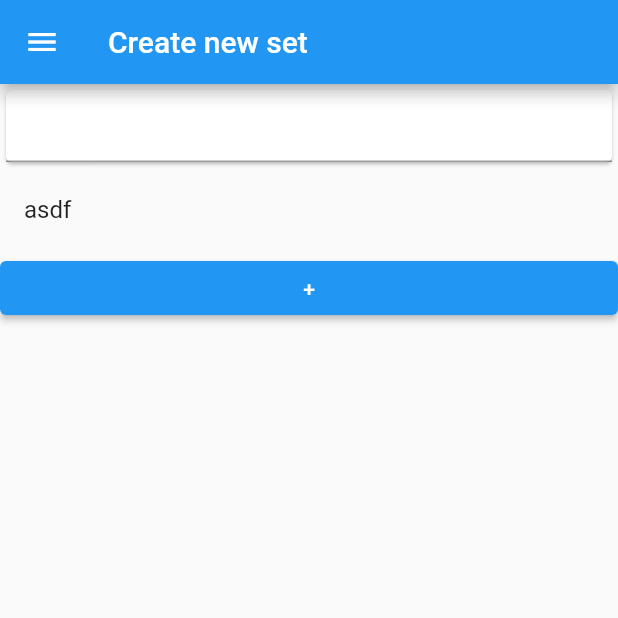
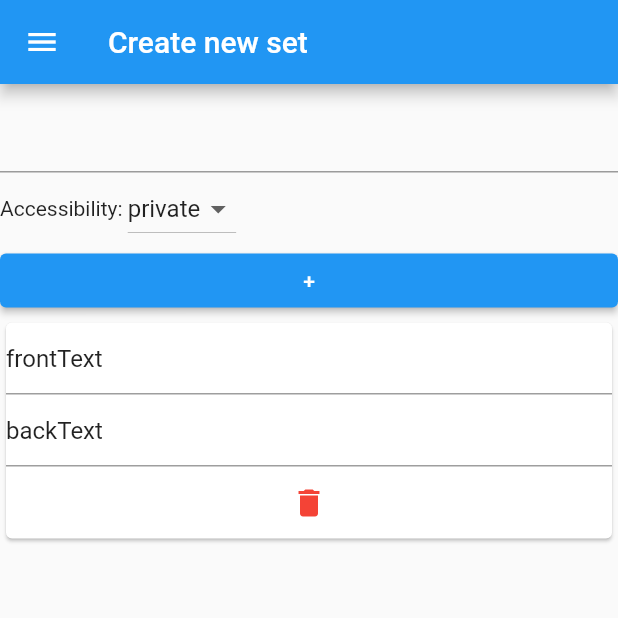
Before and after one commit to alesed/flash-cards-mobile, a Flutter app: the SetsUpsertPage screen opened directly, after a tap on an icon or button, on a phone screen of 412 x 824 dp, the top half of it. Run offline on Flutter 3.47's test engine with Material 2 defaults, Android fonts, the phone set to English and light mode, and no system bars; our stand-ins replace cloud_firestore, firebase_core, get_it, rxdart, swipe_cards; accounts and stored records are empty.

Commit message:
wip - adding and removing cards

```diff
--- a/lib/features/game/pages/game_page.dart
+++ b/lib/features/game/pages/game_page.dart
@@ -2,6 +2,7 @@ import 'package:flutter/material.dart';
 import 'package:flutter/src/widgets/framework.dart';
 import 'package:flutter/src/widgets/placeholder.dart';
 import 'package:swipe_cards/swipe_cards.dart';
+import 'package:uuid/uuid.dart';
 import '../../sets/models/card_model.dart' as model;
 import '../../../widgets/custom_navigation_drawer.dart';
 
@@ -23,8 +24,8 @@ class _GamePageState extends State<GamePage> {
     super.initState();
     for (int i = 0; i < 5; i++) {
       _swipeItems.add(SwipeItem(
-          content:
-              model.CardModel(backText: "Back: $i", frontText: "Front: $i"),
+          content: model.CardModel(
+              id: Uuid().v4(), backText: "Back: $i", frontText: "Front: $i"),
           likeAction: () => print("Liked"),
           nopeAction: () => print("disliked")));
     }
--- a/lib/features/sets/models/card_model.dart
+++ b/lib/features/sets/models/card_model.dart
@@ -1,5 +1,16 @@
+import 'package:uuid/uuid.dart';
+
 class CardModel {
+  final String id;
   final String frontText;
   final String backText;
-  const CardModel({required this.frontText, required this.backText});
+  CardModel(
+      {required this.id, required this.frontText, required this.backText});
+
+  CardModel copyWith({String? id, String? frontText, String? backText}) {
+    return CardModel(
+        id: id ?? this.id,
+        frontText: frontText ?? this.frontText,
+        backText: backText ?? this.backText);
+  }
 }
--- a/lib/features/sets/models/card_set_model.dart
+++ b/lib/features/sets/models/card_set_model.dart
@@ -2,16 +2,15 @@ import 'package:flashcards/features/sets/models/accessibility.dart';
 import 'package:flashcards/features/sets/models/card_model.dart';
 import 'package:uuid/uuid.dart';
 
-class CardSetModel {
+class CardSetAttributesModel {
   var id = Uuid().v4();
   final int ownerId;
   final String name;
   final Accessibility accessibility;
-  List<CardModel> cardList = [];
 
-  CardSetModel(
-      {required this.ownerId,
-      required this.name,
-      required this.accessibility,
-      required this.cardList});
+  CardSetAttributesModel({
+    required this.ownerId,
+    required this.name,
+    required this.accessibility,
+  });
 }
--- a/lib/features/sets/pages/sets_upsert_page.dart
+++ b/lib/features/sets/pages/sets_upsert_page.dart
@@ -1,33 +1,127 @@
+import 'package:flashcards/features/sets/models/accessibility.dart';
+import 'package:flashcards/features/sets/models/card_model.dart';
 import 'package:flashcards/features/sets/models/card_set_model.dart';
+import 'package:flashcards/features/sets/services/sets_service.dart';
+import 'package:flashcards/locator.dart';
 import 'package:flashcards/widgets/custom_navigation_drawer.dart';
 import 'package:flutter/material.dart';
 import 'package:flutter/src/widgets/framework.dart';
 import 'package:flutter/src/widgets/placeholder.dart';
+import 'package:get_it/get_it.dart';
+import 'package:uuid/uuid.dart';
 
 class SetsUpsertPage extends StatefulWidget {
-  CardSetModel? cardSetToModify;
-  SetsUpsertPage({super.key, this.cardSetToModify});
+  int? cardSetIdToModify;
+  SetsUpsertPage({super.key, this.cardSetIdToModify});
 
   @override
   State<SetsUpsertPage> createState() => _SetsUpsertPageState();
 }
 
 class _SetsUpsertPageState extends State<SetsUpsertPage> {
+  Accessibility _accessibilityState = Accessibility.private;
+  final setsService = getIt.get<SetsService>();
+
+  @override
+  void initState() {
+    super.initState();
+    if (widget.cardSetIdToModify == null) {
+      setsService.createNewSet();
+    } else {
+      //TODO: load set
+    }
+  }
+
   @override
   Widget build(BuildContext context) {
     return Scaffold(
       drawer: CustomNavigationDrawer(),
       appBar: AppBar(
-          title: Text(widget.cardSetToModify == null
+          title: Text(widget.cardSetIdToModify == null
               ? "Create new set"
               : "Update set")),
       body: ListView(children: [
-        Card(child: TextField()),
-        ListTile(
-          title: Text("asdf"),
+        TextField(
+          style: TextStyle(fontSize: 30),
         ),
-        ElevatedButton(onPressed: () => print("clicked"), child: Text("+")),
+        _buildAccessibilityChooser(),
+        ElevatedButton(
+            onPressed: () => setsService.addCard(CardModel(
+                id: Uuid().v4(), frontText: "frontText", backText: "backText")),
+            child: Text("+")),
+        _buildCardList(),
       ]),
     );
   }
+
+  Widget _buildCardList() {
+    return StreamBuilder<List<CardModel>>(
+      stream: getIt.get<SetsService>().addedCards,
+      builder: (context, snapshot) {
+        if (snapshot.hasError) {
+          return Text("Err: ${snapshot.error.toString()}");
+        }
+        if (!snapshot.hasData) {
+          return CircularProgressIndicator();
+        }
+        final cardList = snapshot.data!;
+        return ListView.builder(
+            scrollDirection: Axis.vertical,
+            shrinkWrap: true,
+            itemCount: cardList.length,
+            itemBuilder: (_, index) {
+              return _buildCardModifier(cardList[index]);
+            });
+      },
+    );
+  }
+
+  Row _buildAccessibilityChooser() {
+    return Row(children: [
+      Text("Accessibility: "),
+      DropdownButton<Accessibility>(
+        value: _accessibilityState,
+        onChanged: (value) {
+          setState(() {
+            _accessibilityState = value!;
+          });
+        },
+        items: Accessibility.values
+            .map<DropdownMenuItem<Accessibility>>(
+                (value) => DropdownMenuItem<Accessibility>(
+                      value: value,
+                      child: Text(value.name),
+                    ))
+            .toList(),
+      )
+    ]);
+  }
+
+  Card _buildCardModifier(CardModel cardModel) {
+    return Card(
+        child: Column(
+      children: [
+        TextField(
+          controller: TextEditingController(text: cardModel.frontText),
+          onSubmitted: (value) {
+            setsService.updateCard(
+                cardModel.id, cardModel.copyWith(frontText: value));
+          },
+          decoration: InputDecoration(hintText: "Card's front text"),
+        ),
+        TextField(
+          controller: TextEditingController(text: cardModel.backText),
+          onChanged: (value) {},
+          decoration: InputDecoration(hintText: "Card's back text"),
+        ),
+        IconButton(
+          icon: Icon(Icons.delete),
+          onPressed: () {
+            getIt<SetsService>().deleteCard(cardModel.id);
+          },
+          color: Colors.red,
+        )
+      ],
+    ));
+  }
 }
--- a/lib/features/sets/services/sets_service.dart
+++ b/lib/features/sets/services/sets_service.dart
@@ -2,27 +2,34 @@ import 'package:flashcards/features/sets/models/accessibility.dart';
 import 'package:flashcards/features/sets/models/card_set_model.dart';
 import 'package:flashcards/features/sets/models/card_model.dart';
 import 'package:flutter/material.dart';
-
-List<CardModel> cards = [
-  CardModel(frontText: "frontText", backText: "backText"),
-  CardModel(frontText: "frontText2", backText: "backText2")
-];
+import 'package:rxdart/rxdart.dart';
 
 class SetsService {
-  final CardSetModel cardSet = CardSetModel(
-      ownerId: 1,
-      name: "biology",
-      accessibility: Accessibility.private,
-      cardList: cards);
-  final List<CardSetModel> cardSets = [];
+  int ownerId = 1;
+  String setName = "Default";
+  Accessibility accessibility = Accessibility.private;
+  //final Set<CardModel> cardSet = {};
+  final cardList = BehaviorSubject<List<CardModel>>.seeded([]);
 
-  Future<CardSetModel> getCardSetById(String id) {
-    return Future.delayed(const Duration(seconds: 1),
-        () => cardSets.firstWhere((cardSet) => cardSet.id == id));
+  void createNewSet() {
+    //TODO: clear
   }
 
-  Future<void> createSet(CardSetModel cardSet) {
-    return Future.delayed(
-        const Duration(seconds: 1), () => cardSets.add(cardSet));
+  Stream<List<CardModel>> get addedCards => cardList.stream;
+
+  void addCard(CardModel card) {
+    final lastSet = cardList.value;
+    cardList.add(lastSet..add(card));
+  }
+
+  void deleteCard(String cardId) {
+    final lastList = cardList.value;
+    cardList.add(lastList..removeWhere((card) => card.id == cardId));
+  }
+
+  void updateCard(String cardId, CardModel newCard) {
+    final lastList = cardList.value;
+    lastList[lastList.indexWhere((card) => card.id == cardId)] = newCard;
+    cardList.add(lastList);
   }
 }
--- a/lib/locator.dart
+++ b/lib/locator.dart
@@ -1,7 +1,9 @@
 import 'package:flashcards/features/auth/services/authentication_service.dart';
+import 'package:flashcards/features/sets/services/sets_service.dart';
 import 'package:get_it/get_it.dart';
 
 GetIt getIt = GetIt.instance;
 void setupLocator() {
   getIt.registerSingleton<AuthenticationService>(AuthenticationService());
+  getIt.registerSingleton(SetsService());
 }
```
